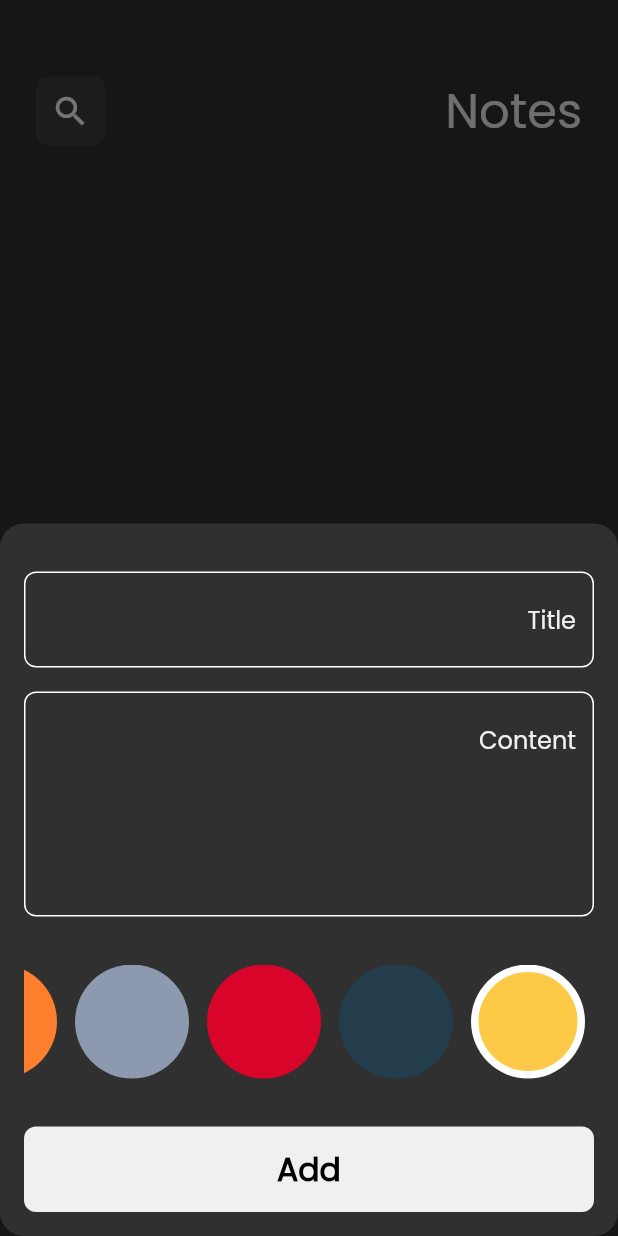
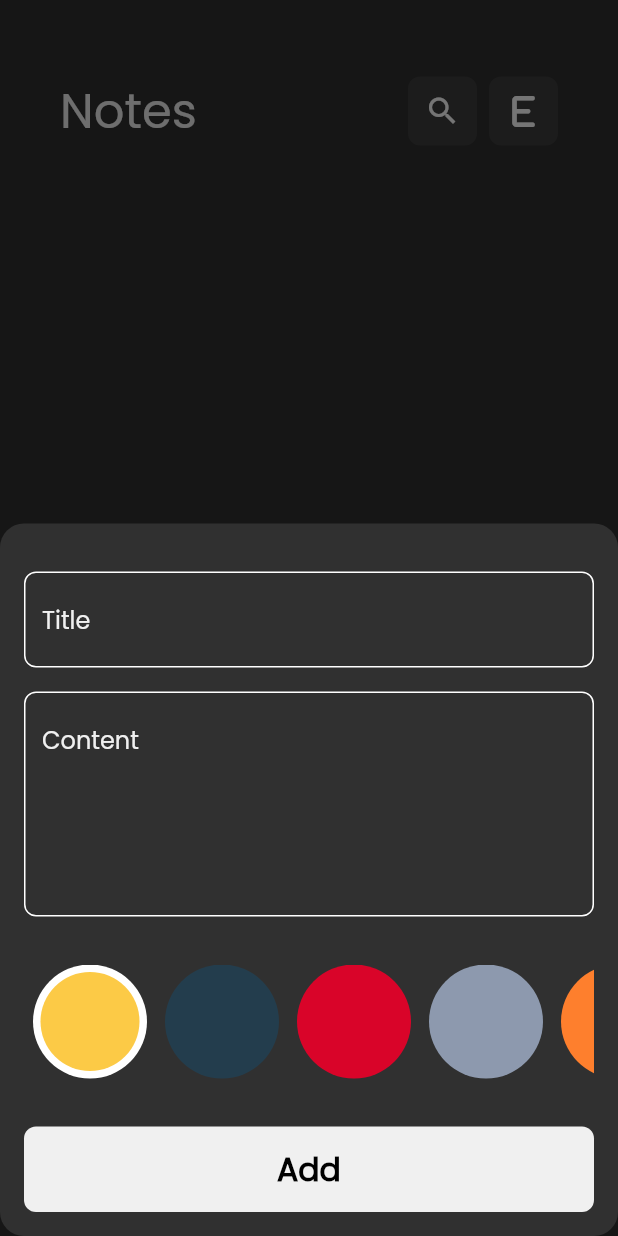
Before and after one commit to AmeerHz/notes_app, a Flutter app: the screen it shows after launch, after a tap on the "add" icon, on a phone screen of 412 x 824 dp. Run offline on Flutter 3.47's test engine with Material 2 defaults, Android fonts, the phone set to English and light mode, and no system bars; our stand-ins replace bloc, flutter_bloc, font_awesome_flutter, hive, hive_flutter, modal_progress_hud_nsn; accounts and stored records are empty.

```diff
--- a/lib/constants.dart
+++ b/lib/constants.dart
@@ -1,4 +1,7 @@
 import 'package:flutter/material.dart';
+import 'package:flutter_bloc/flutter_bloc.dart';
+
+import 'cubits/language/language_cubit.dart';
 
 const kPrimaryColor = Color(0xffF0F0F0);
 const kNotesBox = 'notes_box';
@@ -20,11 +23,13 @@ void showSnackBar(BuildContext context, String message) {
     SnackBar(
       backgroundColor: Colors.black.withOpacity(0.5),
       content: Directionality(
-        textDirection: TextDirection.rtl,
+        textDirection: BlocProvider.of<LanguageCubit>(context).isEn
+            ? TextDirection.ltr
+            : TextDirection.rtl,
         child: Text(
           message,
           style: const TextStyle(
-            color : kPrimaryColor,
+            color: kPrimaryColor,
             fontSize: 17,
           ),
         ),
--- /dev/null
+++ b/lib/cubits/language/language_cubit.dart
@@ -0,0 +1,50 @@
+import 'package:bloc/bloc.dart';
+import 'package:meta/meta.dart';
+
+part 'language_state.dart';
+
+class LanguageCubit extends Cubit<LanguageState> {
+  LanguageCubit() : super(LanguageInitial());
+
+  bool isEn = true;
+
+  Map<String, Object> textsAr = {
+    "bar_name": "ملاحظات",
+    "bar2_name": "تعديل ملاحظة",
+    "button": "إضافة",
+    "f_F": "العنوان",
+    "s_F": "المحتوى",
+    "show_e": 'تم تعديل الملاحظة',
+    "show_d": 'تم حذف الملاحظة',
+    "show_a": 'تم إضافة ملاحظة',
+    "no_n": 'لا يوجد ملاحظات',
+    "no_r": 'لا يوجد نتائج',
+    "bar_s": 'بحث',
+  };
+  Map<String, Object> textsEn = {
+    "bar_name": "Notes",
+    "bar2_name": "Edit Note",
+    "button": "Add",
+    "f_F": "Title",
+    "s_F": "Content",
+    "show_e": 'Note is edited',
+    "show_d": 'Note is deleted',
+    "show_a": 'Note is added',
+    "no_n": 'No notes yet',
+    "no_r": 'No Results',
+    "bar_s": 'Search',
+  };
+
+  changeLan() {
+    isEn = !isEn;
+    emit(LanguageIsChanged());
+  }
+
+  getTexts(String txt) {
+    if (isEn == true) {
+      return textsEn[txt];
+    } else {
+      return textsAr[txt];
+    }
+  }
+}
--- /dev/null
+++ b/lib/cubits/language/language_state.dart
@@ -0,0 +1,7 @@
+part of 'language_cubit.dart';
+
+@immutable
+abstract class LanguageState {}
+
+class LanguageInitial extends LanguageState {}
+class LanguageIsChanged extends LanguageState {}
--- a/lib/main.dart
+++ b/lib/main.dart
@@ -1,6 +1,7 @@
 import 'package:flutter/material.dart';
 import 'package:hive_flutter/adapters.dart';
 import 'package:notes_app/constants.dart';
+import 'package:notes_app/cubits/language/language_cubit.dart';
 
 import 'package:notes_app/models/note_model.dart';
 import 'package:notes_app/simple_bloc_observer.dart';
@@ -24,8 +25,15 @@ class NotesApp extends StatelessWidget {
   const NotesApp({super.key});
   @override
   Widget build(BuildContext context) {
-    return BlocProvider(
-      create: (context) => NotesCubit(),
+    return MultiBlocProvider(
+      providers: [
+        BlocProvider(
+          create: (context) => NotesCubit(),
+        ),
+        BlocProvider(
+          create: (context) => LanguageCubit(),
+        ),
+      ],
       child: MaterialApp(
         debugShowCheckedModeBanner: false,
         theme: ThemeData(
--- a/lib/views/edit_note_view.dart
+++ b/lib/views/edit_note_view.dart
@@ -1,7 +1,9 @@
 import 'package:flutter/material.dart';
+import 'package:flutter_bloc/flutter_bloc.dart';
 
 import 'package:notes_app/views/widgets/edit_note_view_body.dart';
 
+import '../cubits/language/language_cubit.dart';
 import '../models/note_model.dart';
 
 class EditNoteView extends StatelessWidget {
@@ -9,13 +11,21 @@ class EditNoteView extends StatelessWidget {
   final NoteModel note;
   @override
   Widget build(BuildContext context) {
+    return BlocConsumer<LanguageCubit, LanguageState>(
+      listener: (context, state) {
+      },
+      builder: (context, state) {
         return Directionality(
-      textDirection: TextDirection.rtl,
+          textDirection: BlocProvider.of<LanguageCubit>(context).isEn
+              ? TextDirection.ltr
+              : TextDirection.rtl,
           child: Scaffold(
             body: EditNoteViewBody(
               note: note,
             ),
           ),
         );
+      },
+    );
   }
 }
--- a/lib/views/search_delegate_view.dart
+++ b/lib/views/search_delegate_view.dart
@@ -2,6 +2,14 @@ import 'package:flutter/material.dart';
 import 'package:notes_app/views/widgets/search_results_body.dart';
 
 class SearchDelegateView extends SearchDelegate {
+   SearchDelegateView({
+       required String hintText,
+     }) : super(
+       searchFieldLabel: hintText,
+       keyboardType: TextInputType.text,
+       textInputAction: TextInputAction.search,
+
+     );
   @override
   List<Widget>? buildActions(BuildContext context) {
     return [
--- a/lib/views/widgets/add_note_bottom_sheet.dart
+++ b/lib/views/widgets/add_note_bottom_sheet.dart
@@ -8,11 +8,14 @@ import 'package:notes_app/views/widgets/add_note_form.dart';
 
 import 'package:flutter_bloc/flutter_bloc.dart';
 
+import '../../cubits/language/language_cubit.dart';
+
 class AddNoteBottomSheet extends StatelessWidget {
   const AddNoteBottomSheet({super.key});
 
   @override
   Widget build(BuildContext context) {
+    var lan =  BlocProvider.of<LanguageCubit>(context);
     return BlocProvider(
       create: (context) => AddNoteCubit(),
       child: BlocConsumer<AddNoteCubit, AddNoteState>(
@@ -20,7 +23,7 @@ class AddNoteBottomSheet extends StatelessWidget {
           if (state is AddNoteSuccess) {
             BlocProvider.of<NotesCubit>(context).fetchAllNotes();
             Navigator.pop(context);
-            showSnackBar(context, 'Note is added');
+            showSnackBar(context, lan.getTexts('show_a'));
           }
           if (state is AddNoteIFailure) {}
         },
@@ -28,7 +31,7 @@ class AddNoteBottomSheet extends StatelessWidget {
           return AbsorbPointer(
             absorbing: state is AddNoteLoading ? true : false,
             child: Directionality(
-              textDirection: TextDirection.rtl,
+              textDirection:lan.isEn? TextDirection.ltr : TextDirection.rtl,
               child: Padding(
                 padding: EdgeInsets.only(
                     right: 16,
--- a/lib/views/widgets/add_note_form.dart
+++ b/lib/views/widgets/add_note_form.dart
@@ -6,6 +6,7 @@ import 'package:notes_app/views/widgets/custom_button.dart';
 import 'package:notes_app/views/widgets/custom_text_field.dart';
 import 'package:flutter_bloc/flutter_bloc.dart';
 
+import '../../cubits/language/language_cubit.dart';
 import 'colors_list_view.dart';
 
 class AddNoteForm extends StatefulWidget {
@@ -22,6 +23,7 @@ class _AddNoteFormState extends State<AddNoteForm> {
   String? title, subTitle;
   @override
   Widget build(BuildContext context) {
+    var lan =  BlocProvider.of<LanguageCubit>(context);
     return Form(
       key: formKey,
       autovalidateMode: autovalidateMode,
@@ -34,7 +36,7 @@ class _AddNoteFormState extends State<AddNoteForm> {
             onSaved: (value) {
               title = value;
             },
-            hint: 'Title',
+            hint: lan.getTexts('f_F'),
           ),
           const SizedBox(
             height: 16,
@@ -43,7 +45,7 @@ class _AddNoteFormState extends State<AddNoteForm> {
             onSaved: (value) {
               subTitle = value;
             },
-            hint: 'Content',
+            hint: lan.getTexts('s_F'),
             maxLines: 5,
           ),
           const SizedBox(
--- a/lib/views/widgets/custom_app_bar.dart
+++ b/lib/views/widgets/custom_app_bar.dart
@@ -1,6 +1,7 @@
 import 'package:flutter/material.dart';
 import 'package:flutter_bloc/flutter_bloc.dart';
 import 'package:notes_app/constants.dart';
+import 'package:notes_app/cubits/language/language_cubit.dart';
 import 'package:notes_app/cubits/notes_cubit/notes_cubit.dart';
 import 'package:notes_app/views/widgets/custom_app_bar_icon.dart';
 
@@ -15,11 +16,13 @@ class CustomAppBar extends StatelessWidget {
   final IconData icon;
   final IconData? icon2;
   final void Function()? onPressed;
+
   @override
   Widget build(BuildContext context) {
-    return Directionality(
-      textDirection: TextDirection.rtl,
-      child: Row(
+    var lan = BlocProvider.of<LanguageCubit>(context);
+    return BlocBuilder<LanguageCubit, LanguageState>(
+      builder: (context, state) {
+        return Row(
           children: [
             Text(
               title,
@@ -31,7 +34,7 @@ class CustomAppBar extends StatelessWidget {
             const Spacer(),
             BlocProvider.of<NotesCubit>(context).isEdit
                 ? Padding(
-                  padding: const EdgeInsets.only(right: 16),
+                    padding: const EdgeInsets.symmetric(horizontal: 16),
                     child: CustomAppBarIcon(
                       onPressed: () {
                         BlocProvider.of<NotesCubit>(context).isEdit = false;
@@ -40,13 +43,14 @@ class CustomAppBar extends StatelessWidget {
                       icon: icon2!,
                     ),
                   )
-              : const Spacer(),
+                : Container(),
             CustomAppBarIcon(
               onPressed: onPressed,
               icon: icon,
             ),
           ],
-      ),
+        );
+      },
     );
   }
 }
--- a/lib/views/widgets/custom_app_bar_icon.dart
+++ b/lib/views/widgets/custom_app_bar_icon.dart
@@ -15,7 +15,7 @@ class CustomAppBarIcon extends StatelessWidget {
       child: IconButton(
         icon: Icon(
           icon,
-          size: 26,
+          size: 24,
           color: Colors.white,
         ),
         onPressed: onPressed,
--- a/lib/views/widgets/custom_button.dart
+++ b/lib/views/widgets/custom_button.dart
@@ -1,6 +1,8 @@
 import 'package:flutter/material.dart';
+import 'package:flutter_bloc/flutter_bloc.dart';
 
 import '../../constants.dart';
+import '../../cubits/language/language_cubit.dart';
 
 class CustomButton extends StatelessWidget {
   const CustomButton({super.key, this.onTap, this.isLoading = false});
@@ -8,6 +10,7 @@ class CustomButton extends StatelessWidget {
   final bool isLoading;
   @override
   Widget build(BuildContext context) {
+    var lan =  BlocProvider.of<LanguageCubit>(context);
     return GestureDetector(
       onTap: onTap,
       child: Container(
@@ -25,9 +28,9 @@ class CustomButton extends StatelessWidget {
                   child:  CircularProgressIndicator(
                     color: Colors.black,
                   ))
-              : const Text(
-                  'Add',
-                  style: TextStyle(
+              :  Text(
+                  lan.getTexts('button'),
+                  style:const TextStyle(
                     color: Colors.black,
                     fontSize: 21,
                     fontWeight: FontWeight.bold,
--- a/lib/views/widgets/edit_note_view_body.dart
+++ b/lib/views/widgets/edit_note_view_body.dart
@@ -3,6 +3,7 @@ import 'package:flutter/src/widgets/framework.dart';
 import 'package:flutter/src/widgets/placeholder.dart';
 import 'package:flutter_bloc/flutter_bloc.dart';
 import 'package:font_awesome_flutter/font_awesome_flutter.dart';
+import 'package:notes_app/cubits/language/language_cubit.dart';
 import 'package:notes_app/cubits/notes_cubit/notes_cubit.dart';
 import 'package:notes_app/views/widgets/custom_app_bar.dart';
 import 'package:notes_app/views/widgets/custom_text_field.dart';
@@ -25,6 +26,10 @@ class _EditNoteViewBodyState extends State<EditNoteViewBody> {
 
   @override
   Widget build(BuildContext context) {
+    var lan =  BlocProvider.of<LanguageCubit>(context);
+    return BlocBuilder<LanguageCubit, LanguageState>(
+
+      builder: (context, state) {
         return Padding(
           padding: EdgeInsets.only(
             right: 24,
@@ -45,9 +50,9 @@ class _EditNoteViewBodyState extends State<EditNoteViewBody> {
                     BlocProvider.of<NotesCubit>(context).fetchAllNotes();
                     BlocProvider.of<NotesCubit>(context).isEdit = false;
                     Navigator.pop(context);
-                showSnackBar(context, 'Note is edited');
+                    showSnackBar(context, lan.getTexts('show_e'));
                   },
-              title: 'Edit Note',
+                  title: lan.getTexts('bar2_name'),
                   icon: FontAwesomeIcons.check,
                   icon2: FontAwesomeIcons.xmark,
                 ),
@@ -78,5 +83,7 @@ class _EditNoteViewBodyState extends State<EditNoteViewBody> {
             ),
           ),
         );
+      },
+    );
   }
 }
--- a/lib/views/widgets/note_item.dart
+++ b/lib/views/widgets/note_item.dart
@@ -6,12 +6,17 @@ import 'package:notes_app/models/note_model.dart';
 import 'package:notes_app/views/edit_note_view.dart';
 
 import '../../constants.dart';
+import '../../cubits/language/language_cubit.dart';
 
 class NoteItem extends StatelessWidget {
   const NoteItem({super.key, required this.note});
   final NoteModel note;
   @override
   Widget build(BuildContext context) {
+    var lan = BlocProvider.of<LanguageCubit>(context);
+    return BlocBuilder<LanguageCubit, LanguageState>(
+
+      builder: (context, state) {
         return GestureDetector(
           onTap: () {
             Navigator.push(context, MaterialPageRoute(builder: (context) {
@@ -19,10 +24,10 @@ class NoteItem extends StatelessWidget {
                 note: note,
               );
             }));
-        BlocProvider.of<NotesCubit>(context).isEdit = true ;
+            BlocProvider.of<NotesCubit>(context).isEdit = true;
           },
           child: Directionality(
-        textDirection: TextDirection.rtl,
+            textDirection: lan.isEn ? TextDirection.ltr : TextDirection.rtl,
             child: Container(
               padding: const EdgeInsets.only(
                 top: 24,
@@ -64,7 +69,7 @@ class NoteItem extends StatelessWidget {
                       onPressed: () {
                         note.delete();
                         BlocProvider.of<NotesCubit>(context).fetchAllNotes();
-                    showSnackBar(context, 'Note is deleted');
+                        showSnackBar(context, lan.getTexts('show_d'));
                       },
                     ),
                   ),
@@ -83,5 +88,7 @@ class NoteItem extends StatelessWidget {
             ),
           ),
         );
+      },
+    );
   }
 }
--- a/lib/views/widgets/notes_list_view.dart
+++ b/lib/views/widgets/notes_list_view.dart
@@ -1,6 +1,7 @@
 import 'package:flutter/material.dart';
 import 'package:flutter_bloc/flutter_bloc.dart';
 import 'package:notes_app/constants.dart';
+import 'package:notes_app/cubits/language/language_cubit.dart';
 import 'package:notes_app/cubits/notes_cubit/notes_cubit.dart';
 import 'package:notes_app/models/note_model.dart';
 import 'package:notes_app/views/widgets/note_item.dart';
@@ -12,26 +13,32 @@ class NotesListView extends StatelessWidget {
   Widget build(BuildContext context) {
     return BlocBuilder<NotesCubit, NotesState>(
       builder: (context, state) {
-        List <NoteModel> notes = BlocProvider.of<NotesCubit>(context).notes??[];
-         if(notes.isEmpty){
-          return const Center(child: Text(
-                            'No notes yet',
-                            style: TextStyle(
+        List<NoteModel> notes =
+            BlocProvider.of<NotesCubit>(context).notes ?? [];
+        if (notes.isEmpty) {
+          return BlocBuilder<LanguageCubit, LanguageState>(
+            builder: (context, state) {
+              return Center(
+                child: Text(
+                  BlocProvider.of<LanguageCubit>(context).getTexts('no_n'),
+                  style: const TextStyle(
                     fontSize: 21,
                     fontWeight: FontWeight.bold,
                     color: kPrimaryColor,
                   ),
-                          ),);
-         }
-         else {
-          return  Padding(
-          padding:const EdgeInsets.symmetric(vertical: 16),
+                ),
+              );
+            },
+          );
+        } else {
+          return Padding(
+            padding: const EdgeInsets.symmetric(vertical: 16),
             child: ListView.builder(
                 itemCount: notes.length,
                 padding: EdgeInsets.zero,
                 itemBuilder: (context, index) {
-                return  Padding(
-                  padding:const EdgeInsets.symmetric(vertical: 8),
+                  return Padding(
+                    padding: const EdgeInsets.symmetric(vertical: 8),
                     child: NoteItem(
                       note: notes[index],
                     ),
--- a/lib/views/widgets/notes_view_body.dart
+++ b/lib/views/widgets/notes_view_body.dart
@@ -1,8 +1,10 @@
 import 'package:flutter/material.dart';
 import 'package:flutter_bloc/flutter_bloc.dart';
 import 'package:font_awesome_flutter/font_awesome_flutter.dart';
+import 'package:notes_app/cubits/language/language_cubit.dart';
 import 'package:notes_app/cubits/notes_cubit/notes_cubit.dart';
 import 'package:notes_app/views/widgets/custom_app_bar.dart';
+import 'package:notes_app/views/widgets/custom_app_bar_icon.dart';
 
 import 'package:notes_app/views/widgets/notes_list_view.dart';
 
@@ -19,11 +21,15 @@ class _NotesViewBodyState extends State<NotesViewBody> {
   @override
   void initState() {
     BlocProvider.of<NotesCubit>(context).fetchAllNotes();
+
     super.initState();
   }
 
   @override
   Widget build(BuildContext context) {
+    var lan = BlocProvider.of<LanguageCubit>(context);
+    return BlocBuilder<LanguageCubit, LanguageState>(
+      builder: (context, state) {
         return Padding(
           padding: const EdgeInsets.symmetric(
             horizontal: 24,
@@ -33,20 +39,44 @@ class _NotesViewBodyState extends State<NotesViewBody> {
               const SizedBox(
                 height: 50,
               ),
-          CustomAppBar(
-              title: 'Notes',
+              Directionality(
+                textDirection: lan.isEn ? TextDirection.ltr : TextDirection.rtl,
+                child: Padding(
+                  padding: const EdgeInsets.symmetric(horizontal: 16),
+                  child: Row(
+                    children: [
+                      Expanded(
+                        child: CustomAppBar(
+                            title: lan.getTexts('bar_name'),
                             icon: Icons.search,
+                            icon2: Icons.no_cell,
                             onPressed: () {
                               showSearch(
                                 context: context,
-                  delegate: SearchDelegateView(),
+                                delegate: SearchDelegateView(
+                                    hintText: lan.getTexts('bar_s')),
                               );
                             }),
+                      ),
+                      const SizedBox(
+                        width: 8,
+                      ),
+                      CustomAppBarIcon(
+                        icon:
+                            lan.isEn ? FontAwesomeIcons.e : FontAwesomeIcons.a,
+                        onPressed:(){lan.changeLan();},
+                      ),
+                    ],
+                  ),
+                ),
+              ),
               const Expanded(
                 child: NotesListView(),
               ),
             ],
           ),
         );
+      },
+    );
   }
 }
--- a/lib/views/widgets/search_results_body.dart
+++ b/lib/views/widgets/search_results_body.dart
@@ -1,5 +1,6 @@
 import 'package:flutter/material.dart';
 import 'package:flutter_bloc/flutter_bloc.dart';
+import 'package:notes_app/cubits/language/language_cubit.dart';
 
 import '../../constants.dart';
 import '../../cubits/notes_cubit/notes_cubit.dart';
@@ -23,12 +24,12 @@ class SearchResultsBody extends StatelessWidget {
       listener: (context, state) {
         if (state is NotesSuccess) {
           notesResult = query.isEmpty
-              ? BlocProvider.of<NotesCubit>(context).notes
-              : BlocProvider.of<NotesCubit>(context)
-                  .notes!
-                  .where((s) =>
-                      s.title.startsWith(query) || s.subtitle.startsWith(query))
-                  .toList();
+        ? BlocProvider.of<NotesCubit>(context).notes
+        : BlocProvider.of<NotesCubit>(context)
+            .notes!
+            .where((e) =>
+                e.title.startsWith(query) || e.subtitle.startsWith(query))
+            .toList();
         }
       },
       builder: (context, state) {
@@ -41,10 +42,10 @@ class SearchResultsBody extends StatelessWidget {
               ),
               Expanded(
                   child: notesResult!.isEmpty
-                      ? const Center(
+                      ?  Center(
                           child: Text(
-                            'No Results',
-                            style: TextStyle(
+                            BlocProvider.of<LanguageCubit>(context).getTexts('no_r'),
+                            style: const TextStyle(
                               fontSize: 21,
                               fontWeight: FontWeight.bold,
                               color: kPrimaryColor,
```
Lines whose indentation alone changed are shown as unchanged.
